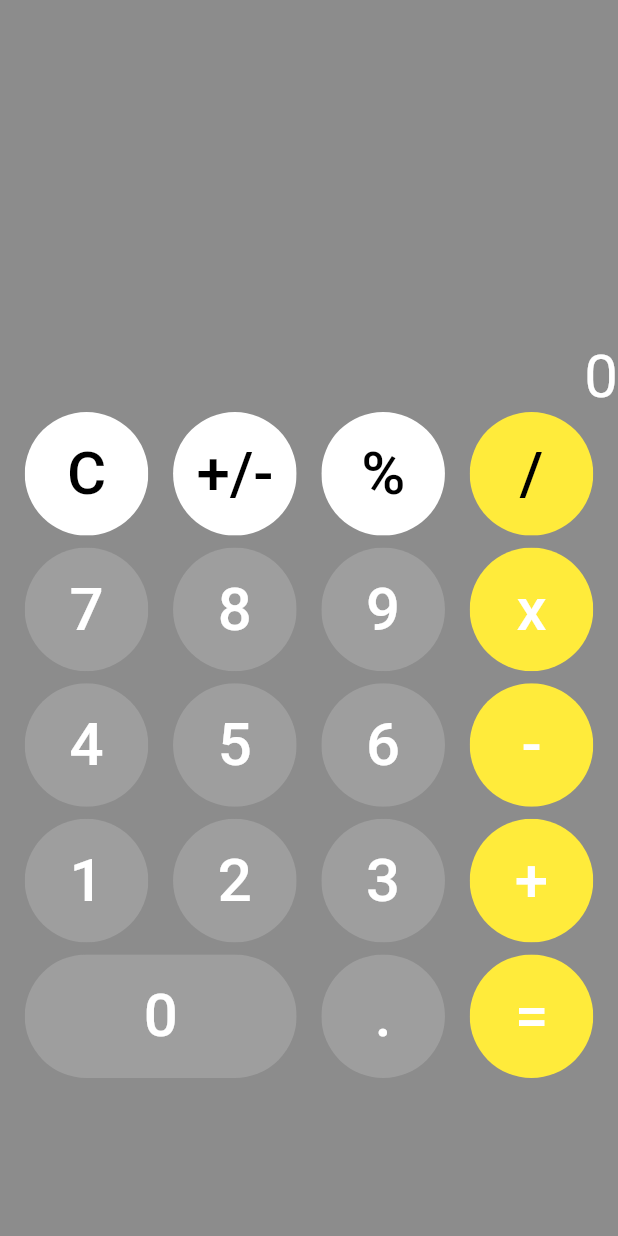
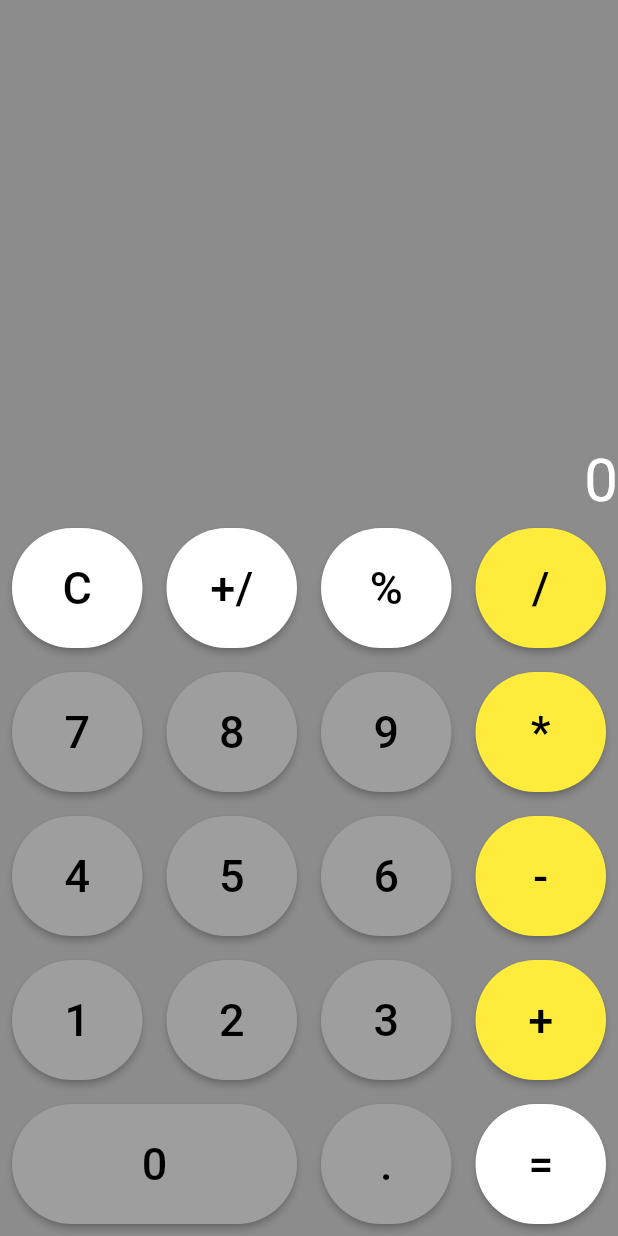
Before and after one commit to jmjmjmjmjmjm/calcul, a Flutter app: the screen it shows after launch, on a phone screen of 412 x 824 dp. Run offline on Flutter 3.47's test engine with Material 2 defaults, Android fonts, the phone set to English and light mode, and no system bars; our stand-ins replace get.

Commit message:
코드 간결

```diff
--- a/lib/main.dart
+++ b/lib/main.dart
@@ -92,21 +92,17 @@ class Controller extends GetxController {
 }
 
 class Calkulator extends StatelessWidget {
-  const Calkulator({Key? key}) : super(key: key);
+  final Controller c = Get.put(Controller());
 
   @override
   Widget build(BuildContext context) {
-    final Controller c = Get.put(Controller());
-    double h = MediaQuery.of(context).size.height;
-    double w = MediaQuery.of(context).size.width;
-
     return SafeArea(
       child: Scaffold(
         body: Column(
           children: [
-            Container(
-              height: h / 3,
-              width: w,
+            Expanded(
+              flex: 3,
+              child: Container(
                 alignment: Alignment.bottomRight,
                 child: Obx(
                   () => Text(
@@ -115,175 +111,45 @@ class Calkulator extends StatelessWidget {
                   ),
                 ),
               ),
+            ),
             Row(
-              mainAxisAlignment: MainAxisAlignment.spaceEvenly,
               children: [
-                btn(
-                    "C",
-                    w,
-                    w,
-                    Colors.white,
-                    Text("C",
-                        style: TextStyle(color: Colors.black, fontSize: 40))),
-                btn(
-                    "+/-",
-                    w,
-                    w,
-                    Colors.white,
-                    Text("+/-",
-                        style: TextStyle(color: Colors.black, fontSize: 40))),
-                btn(
-                    "%",
-                    w,
-                    w,
-                    Colors.white,
-                    Text("%",
-                        style: TextStyle(color: Colors.black, fontSize: 40))),
-                btn(
-                    "/",
-                    w,
-                    w,
-                    Colors.yellow,
-                    Text("/",
-                        style: TextStyle(color: Colors.black, fontSize: 40)))
+                btn(Colors.white, "C", 1),
+                btn(Colors.white, "+/", 1),
+                btn(Colors.white, "%", 1),
+                btn(Colors.yellow, "/", 1),
               ],
             ),
-            SizedBox(
-              height: 8,
+            Row(
+              children: [
+                btn(Colors.grey, "7", 1),
+                btn(Colors.grey, "8", 1),
+                btn(Colors.grey, "9", 1),
+                btn(Colors.yellow, "*", 1),
+              ],
             ),
             Row(
-              mainAxisAlignment: MainAxisAlignment.spaceEvenly,
               children: [
-                btn(
-                    "7",
-                    w,
-                    w,
-                    Colors.grey,
-                    Text("7",
-                        style: TextStyle(color: Colors.white, fontSize: 40))),
-                btn(
-                    "8",
-                    w,
-                    w,
-                    Colors.grey,
-                    Text("8",
-                        style: TextStyle(color: Colors.white, fontSize: 40))),
-                btn(
-                    "9",
-                    w,
-                    w,
-                    Colors.grey,
-                    Text("9",
-                        style: TextStyle(color: Colors.white, fontSize: 40))),
-                btn(
-                    "*",
-                    w,
-                    w,
-                    Colors.yellow,
-                    Text("x",
-                        style: TextStyle(color: Colors.white, fontSize: 40))),
+                btn(Colors.grey, "4", 1),
+                btn(Colors.grey, "5", 1),
+                btn(Colors.grey, "6", 1),
+                btn(Colors.yellow, "-", 1),
               ],
             ),
-            SizedBox(
-              height: 8,
+            Row(
+              children: [
+                btn(Colors.grey, "1", 1),
+                btn(Colors.grey, "2", 1),
+                btn(Colors.grey, "3", 1),
+                btn(Colors.yellow, "+", 1),
+              ],
             ),
             Row(
-              mainAxisAlignment: MainAxisAlignment.spaceEvenly,
               children: [
-                btn(
-                    "4",
-                    w,
-                    w,
-                    Colors.grey,
-                    Text("4",
-                        style: TextStyle(color: Colors.white, fontSize: 40))),
-                btn(
-                    "5",
-                    w,
-                    w,
-                    Colors.grey,
-                    Text("5",
-                        style: TextStyle(color: Colors.white, fontSize: 40))),
-                btn(
-                    "6",
-                    w,
-                    w,
-                    Colors.grey,
-                    Text("6",
-                        style: TextStyle(color: Colors.white, fontSize: 40))),
-                btn(
-                    "-",
-                    w,
-                    w,
-                    Colors.yellow,
-                    Text("-",
-                        style: TextStyle(color: Colors.white, fontSize: 40)))
+                btn(Colors.grey, "0", 2),
+                btn(Colors.grey, ".", 1),
+                btn(Colors.white, "=", 1),
               ],
-            ),
-            SizedBox(
-              height: 8,
-            ),
-            Row(
-              mainAxisAlignment: MainAxisAlignment.spaceEvenly,
-              children: [
-                btn(
-                    "1",
-                    w,
-                    w,
-                    Colors.grey,
-                    Text("1",
-                        style: TextStyle(color: Colors.white, fontSize: 40))),
-                btn(
-                    "2",
-                    w,
-                    w,
-                    Colors.grey,
-                    Text("2",
-                        style: TextStyle(color: Colors.white, fontSize: 40))),
-                btn(
-                    "3",
-                    w,
-                    w,
-                    Colors.grey,
-                    Text("3",
-                        style: TextStyle(color: Colors.white, fontSize: 40))),
-                btn(
-                    "+",
-                    w,
-                    w,
-                    Colors.yellow,
-                    Text("+",
-                        style: TextStyle(color: Colors.white, fontSize: 40)))
-              ],
-            ),
-            Padding(
-              padding: const EdgeInsets.only(top: 8),
-              child: Row(
-                mainAxisAlignment: MainAxisAlignment.spaceEvenly,
-                children: [
-                  btn(
-                      "0",
-                      w * 2.2,
-                      w,
-                      Colors.grey,
-                      Text("0",
-                          style: TextStyle(color: Colors.white, fontSize: 40))),
-                  btn(
-                      ".",
-                      w,
-                      w,
-                      Colors.grey,
-                      Text(".",
-                          style: TextStyle(color: Colors.white, fontSize: 40))),
-                  btn(
-                      "=",
-                      w,
-                      w,
-                      Colors.yellow,
-                      Text("=",
-                          style: TextStyle(color: Colors.white, fontSize: 40))),
-                ],
-              ),
             ),
           ],
         ),
@@ -291,21 +157,22 @@ class Calkulator extends StatelessWidget {
     );
   }
 
-  ClipRRect btn(String num, double w, double h, Color color, Text text) {
-    final Controller c = Get.put(Controller());
-    return ClipRRect(
-      borderRadius: BorderRadius.circular(50),
-      child: Container(
+  Expanded btn(Color color, String text, int f) {
+    return Expanded(
+      flex: f,
+      child: Padding(
+        padding: const EdgeInsets.all(8.0),
+        child: MaterialButton(
           color: color,
-        width: w / 5,
-        height: h / 5,
-        child: TextButton(
-          style: ButtonStyle(
-            overlayColor:
-                MaterialStateColor.resolveWith((states) => Colors.red),
+          height: 80,
+          onPressed: () => {c.increment(text)},
+          // shape: CircleBorder(),
+          shape:
+              RoundedRectangleBorder(borderRadius: BorderRadius.circular(50)),
+          child: Text(
+            text,
+            style: TextStyle(color: Colors.black, fontSize: 30),
           ),
-          onPressed: () => {c.increment(num)},
-          child: text,
         ),
       ),
     );
```
Lines whose indentation alone changed are shown as unchanged.
